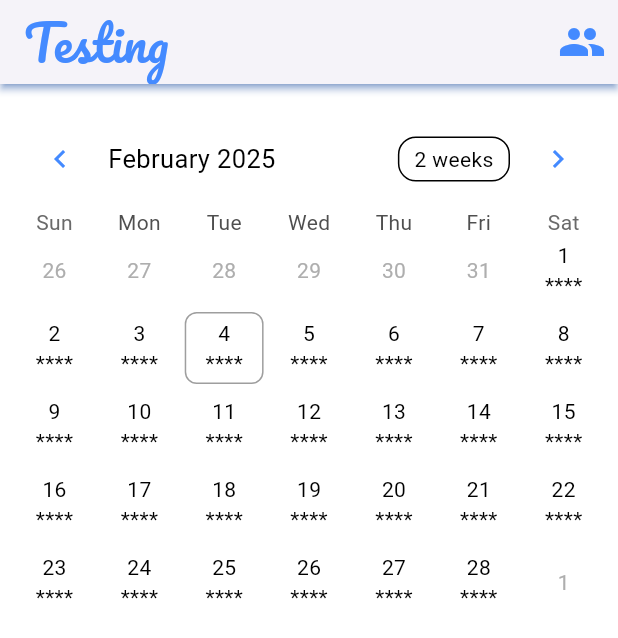
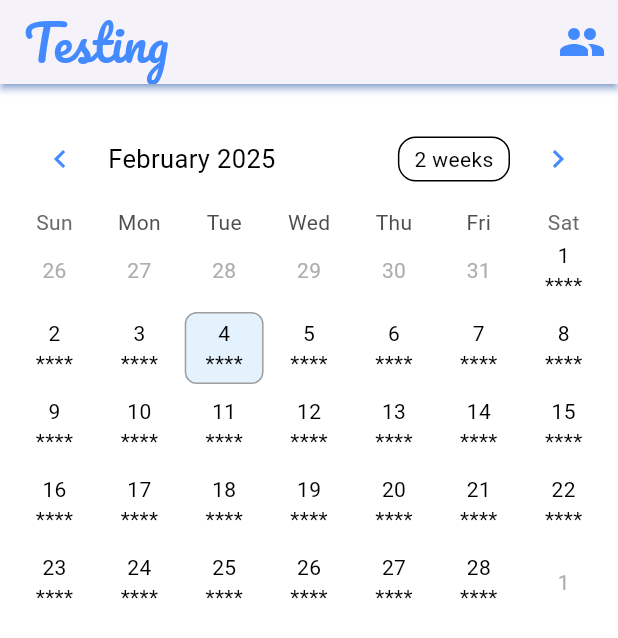
Before and after one commit to jayantadn/vkhillseva, a Flutter app: the screen it shows after launch, on a phone screen of 412 x 824 dp. Shown: the top 638 px of the screen. Run offline on Flutter 3.47's test engine with Material 3 defaults, Android fonts, the phone set to English and light mode, and no system bars; drawn by our look-alikes of table_calendar; our stand-ins replace file_picker, firebase_auth, firebase_core, firebase_database, firebase_storage, fl_chart and 10 more; missing offline and left inert: fast_image_resizer; accounts and stored records are empty.

Commit message:
day selection

```diff
--- a/vkhgaruda/lib/sangeet_seva/sangeet_seva.dart
+++ b/vkhgaruda/lib/sangeet_seva/sangeet_seva.dart
@@ -22,6 +22,7 @@ class _SangeetSevaState extends State<SangeetSeva> {
   // scalars
   final Lock _lock = Lock();
   bool _isLoading = true;
+  DateTime? _selectedDay;
 
   // lists
 
@@ -71,6 +72,9 @@ class _SangeetSevaState extends State<SangeetSeva> {
       child: Center(
         child: Container(
           decoration: BoxDecoration(
+            color: (fill != null && fill == true)
+                ? Colors.blue[50]
+                : Colors.transparent,
             border: border == true ? Border.all(color: Colors.grey) : null,
             borderRadius: BorderRadius.circular(8.0),
           ),
@@ -99,6 +103,9 @@ class _SangeetSevaState extends State<SangeetSeva> {
       firstDay: DateTime(2024),
       lastDay: DateTime.now().add(Duration(days: 90)),
       focusedDay: DateTime.now(),
+      selectedDayPredicate: (day) {
+        return isSameDay(_selectedDay ?? DateTime.now(), day);
+      },
       calendarBuilders: CalendarBuilders(
         defaultBuilder: (context, day, focusedDay) {
           return _createCalendarDay(day: day);
@@ -106,9 +113,14 @@ class _SangeetSevaState extends State<SangeetSeva> {
         todayBuilder: (context, day, focusedDay) {
           return _createCalendarDay(day: day, border: true);
         },
+        selectedBuilder: (context, day, focusedDay) {
+          return _createCalendarDay(day: day, border: true, fill: true);
+        },
       ),
       onDaySelected: (selectedDay, focusedDay) {
-        // handle date selection
+        setState(() {
+          _selectedDay = selectedDay;
+        });
       },
     );
   }
```
